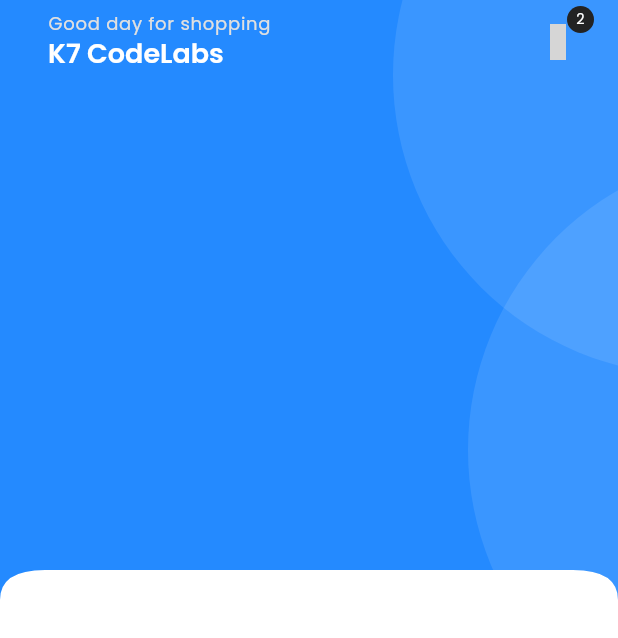
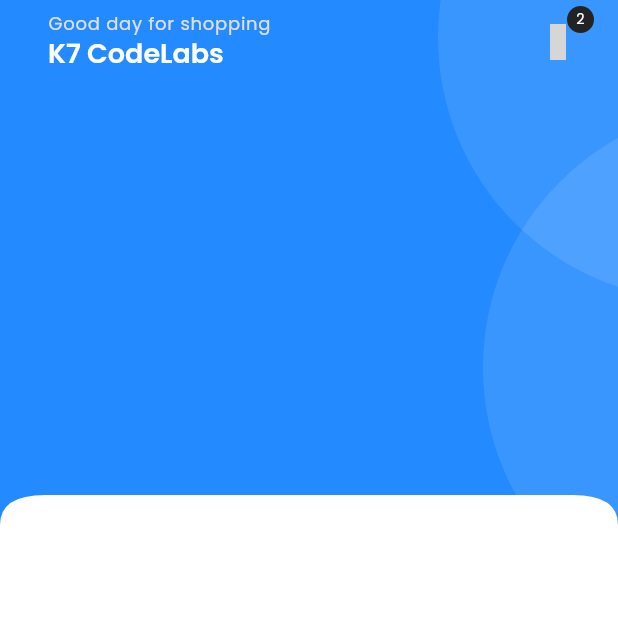
Before and after one commit to DevItBrah/flutter_journey, a Flutter app: the HomeScreen screen opened directly, on a phone screen of 412 x 824 dp. Shown: the top 638 px of the screen. Run offline on Flutter 3.47's test engine with Material 3 defaults, Android fonts, the phone set to English and light mode, and no system bars; our stand-ins replace get, get_storage, iconsax, logger, smooth_page_indicator; accounts and stored records are empty; grey boxes are pictures that could not be loaded.

Commit message:
completed till 90

```diff
--- a/lib/common/widgets/custom_shapes/containers/circular_container.dart
+++ b/lib/common/widgets/custom_shapes/containers/circular_container.dart
@@ -1,16 +1,18 @@
 import 'package:flutter/material.dart';
 
 import '../../../../utils/constants/colors.dart';
+
 class TCircularContainer extends StatelessWidget {
   const TCircularContainer({
     super.key,
     this.child,
-    this. width=400,
-    this.height = 400,
-    this.radius=400,
-    this.padding=0,
-    this.backgroundColor= TColors.white,
+    this.width = 350,
+    this.height = 350,
+    this.radius = 350,
+    this.padding = 0,
+    this.backgroundColor = TColors.white,
   });
+
   final double? width;
   final double? height;
   final double radius;
@@ -29,11 +31,12 @@ class TCircularContainer extends StatelessWidget {
             height: height,
             padding: EdgeInsets.all(padding),
             decoration: BoxDecoration(
-                borderRadius: BorderRadius.circular(radius),
-                color:TColors.textWhite.withOpacity(0.1)
+              borderRadius: BorderRadius.circular(radius),
+              color: TColors.textWhite.withOpacity(0.1),
             ),
-          )
+          ),
         ],
-      ),);
+      ),
+    );
   }
 }
--- a/lib/common/widgets/custom_shapes/containers/primary_header_container.dart
+++ b/lib/common/widgets/custom_shapes/containers/primary_header_container.dart
@@ -2,30 +2,31 @@ import 'package:flutter/material.dart';
 import '../../../../utils/constants/colors.dart';
 import 'circular_container.dart';
 import 'curved_edges/curve_edges_widget.dart';
+
 class TPrimaryHeaderContainer extends StatelessWidget {
-  const TPrimaryHeaderContainer({
-    super.key, required this.child,
-  });
+  const TPrimaryHeaderContainer({super.key, required this.child});
+
   final Widget child;
 
   @override
   Widget build(BuildContext context) {
-    return TCurvedEdgesWidget(child: Container(
-      height:400,
-      color:TColors.primary,
+    return TCurvedEdgesWidget(
+      child: Container(
+        height: 350,
+        color: TColors.primary,
         padding: const EdgeInsets.all(0),
         child: Stack(
           children: [
             Positioned(
               top: -150,
-            right: -250,
-            child:  TCircularContainer(
+              right: -230,
+              child: TCircularContainer(
                 backgroundColor: TColors.textWhite.withOpacity(0.1),
               ),
             ),
             Positioned(
-            top: 100,
-            right: -300,
+              top: 70,
+              right: -260,
               child: TCircularContainer(
                 backgroundColor: TColors.textWhite.withOpacity(0.1),
               ),
--- a/lib/features/shop/screens/widgets/home.dart
+++ b/lib/features/shop/screens/widgets/home.dart
@@ -1,10 +1,13 @@
 import 'package:e_commerce/common/widgets/appbar/appbar.dart';
+import 'package:e_commerce/utils/device/device_utility.dart';
 import 'package:flutter/material.dart';
 import 'package:e_commerce/utils/constants/colors.dart';
 import 'package:iconsax/iconsax.dart';
 import '../../../../common/widgets/custom_shapes/containers/primary_header_container.dart';
 import '../../../../common/widgets/products/cart_menu_icon.dart';
+import '../../../../utils/constants/sizes.dart';
 import '../../../../utils/constants/text_strings.dart';
+import 'home_appbar.dart';
 
 
 
@@ -20,28 +23,16 @@ class HomeScreen extends StatelessWidget {
             TPrimaryHeaderContainer(
               child: Column(
                 children: [
-                  TAppBar(
-                    title: Column(
-                      crossAxisAlignment: CrossAxisAlignment.start,
-                      children: [
-                        Text(
-                          TTexts.homeAppbarTitle,
-                          style: Theme.of(
-                            context,
-                          ).textTheme.labelMedium!.apply(color: TColors.grey),
-                        ),
-                        Text(
-                          TTexts.homeAppbarSubTitle,
-                          style: Theme.of(context).textTheme.headlineSmall!
-                              .apply(color: TColors.white),
-                        ),
-                      ],
+                  THomeAppBar(),
+                  Container(
+                    width:TDeviceUtils.getScreenWidth(context),
+                    padding: const EdgeInsets.all(TSizes.md),
+                    decoration: BoxDecoration(
+                      color:Colors.transparent,
+
                     ),
-                    actions: [TCartCounterIcon(onPressed: () {  },iconColor: TColors.white,)],
-                  ),
-
+                  )
                 ],
-
               ),
             ),
           ],
@@ -53,4 +44,6 @@ class HomeScreen extends StatelessWidget {
 
 
 
+
+
 //
--- /dev/null
+++ b/lib/features/shop/screens/widgets/home_appbar.dart
@@ -0,0 +1,35 @@
+import 'package:flutter/material.dart';
+
+import '../../../../common/widgets/appbar/appbar.dart';
+import '../../../../common/widgets/products/cart_menu_icon.dart';
+import '../../../../utils/constants/colors.dart';
+import '../../../../utils/constants/text_strings.dart';
+
+class THomeAppBar extends StatelessWidget {
+  const THomeAppBar({
+    super.key,
+  });
+
+  @override
+  Widget build(BuildContext context) {
+    return TAppBar(
+      title: Column(
+        crossAxisAlignment: CrossAxisAlignment.start,
+        children: [
+          Text(
+            TTexts.homeAppbarTitle,
+            style: Theme.of(
+              context,
+            ).textTheme.labelMedium!.apply(color: TColors.grey),
+          ),
+          Text(
+            TTexts.homeAppbarSubTitle,
+            style: Theme.of(context).textTheme.headlineSmall!
+                .apply(color: TColors.white),
+          ),
+        ],
+      ),
+      actions: [TCartCounterIcon(onPressed: () {  },iconColor: TColors.white,)],
+    );
+  }
+}
```
Also changed, not shown: 26 other files. Lines whose indentation alone changed are shown as unchanged.
